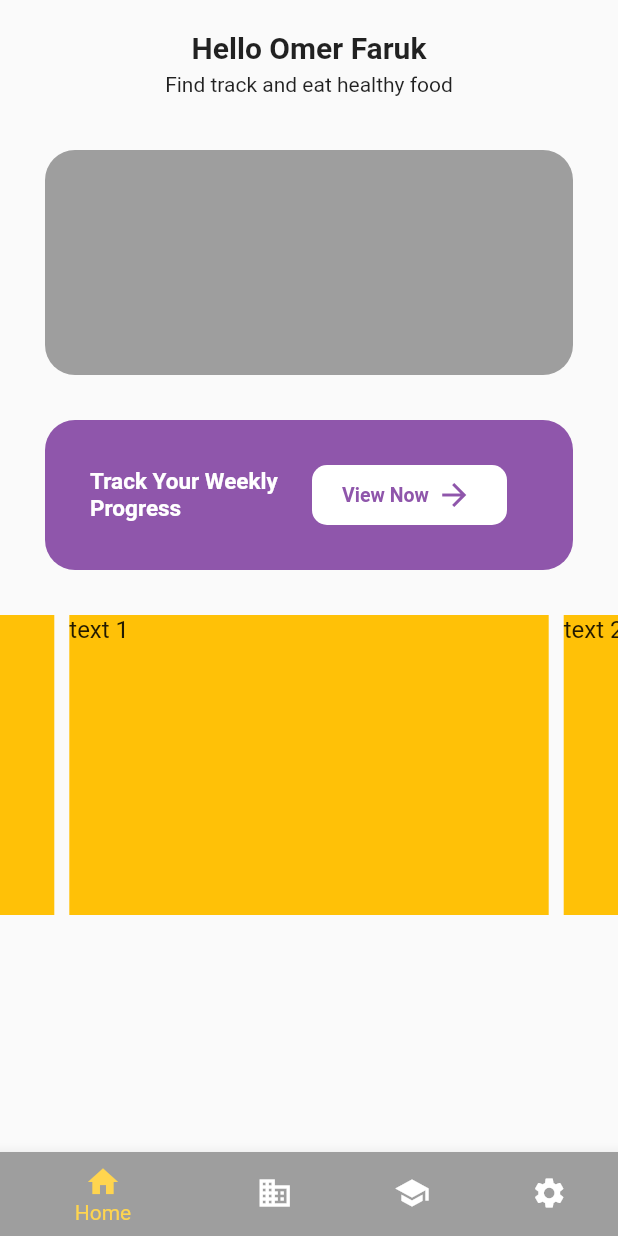
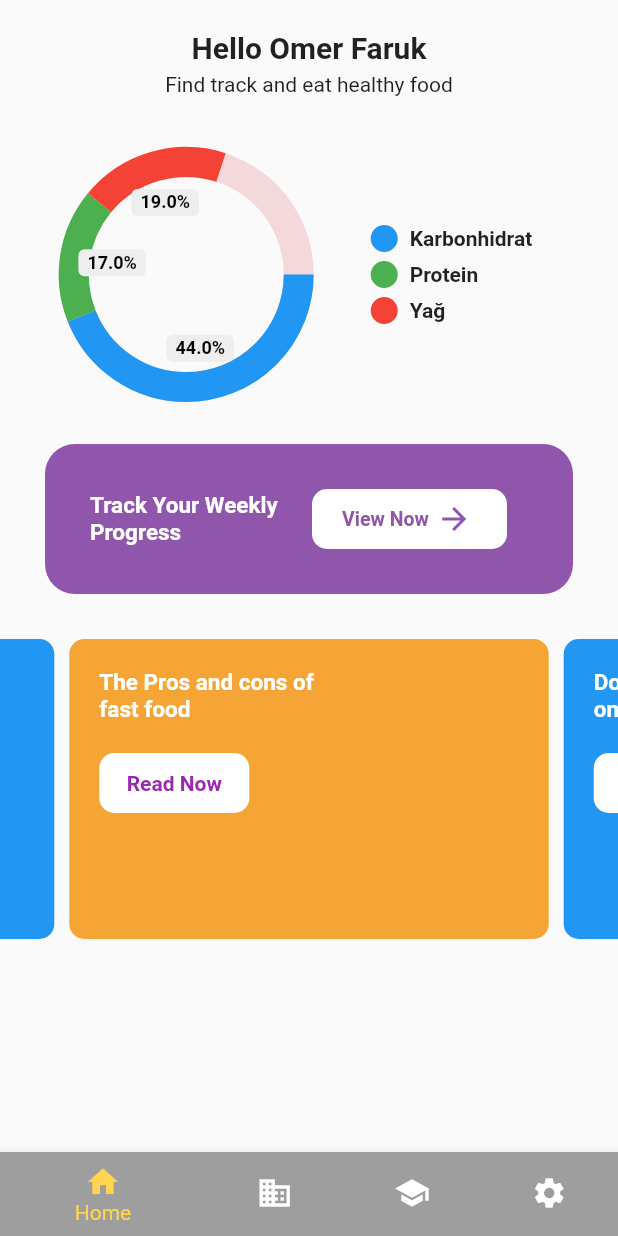
Before and after one commit to sertactoroz/kalorien_tracker_v8, a Flutter app: the MainScreen screen opened directly, on a phone screen of 412 x 824 dp. Run offline on Flutter 3.47's test engine with Material 2 defaults, Android fonts, the phone set to English and light mode, and no system bars; drawn by our look-alikes of carousel_slider, pie_chart; our stand-ins replace animated_splash_screen, audioplayers, card_swiper, lottie, page_transition; missing offline and left inert: dart:ffi; network calls fail.

Commit message:
main_screen updated

```diff
--- a/lib/view/pages/main_screen.dart
+++ b/lib/view/pages/main_screen.dart
@@ -6,18 +6,136 @@ import 'package:flutter/material.dart';
 import 'package:flutter/src/widgets/framework.dart';
 import 'package:flutter/src/widgets/placeholder.dart';
 import 'package:kalorientracker/view/widgets/custom_navbar.dart';
+import 'package:kalorientracker/view/widgets/percent_indicator.dart';
 
 class MainScreen extends StatelessWidget {
   const MainScreen({super.key});
 
   @override
   Widget build(BuildContext context) {
+    List<Widget> ContainerList = [
+      Container(
+        decoration: BoxDecoration(
+          borderRadius: BorderRadius.circular(10),
+          color: Color.fromARGB(255, 244, 165, 54),
+        ),
+        child: Container(
+          padding: EdgeInsets.fromLTRB(20, 20, 0, 0),
+          child: Column(
+            crossAxisAlignment: CrossAxisAlignment.start,
+            children: [
+              Container(
+                width: 150,
+                child: Text(
+                  "The Pros and cons of fast food",
+                  style: TextStyle(
+                      fontSize: 15,
+                      fontWeight: FontWeight.bold,
+                      color: Colors.white),
+                ),
+              ),
+              SizedBox(
+                height: 20,
+              ),
+              Container(
+                width: 100,
+                height: 40,
+                decoration: BoxDecoration(
+                    color: Colors.white,
+                    borderRadius: BorderRadius.circular(10)),
+                child: TextButton(
+                  onPressed: () {},
+                  child: Text(
+                    "Read Now",
+                    style: TextStyle(
+                        color: Colors.purple, fontWeight: FontWeight.bold),
+                  ),
+                ),
+              )
+            ],
+          ),
+        ),
+      ),
+      Container(
+        decoration: BoxDecoration(
+          borderRadius: BorderRadius.circular(10),
+          color: Colors.blue,
+        ),
+        child: Container(
+          padding: EdgeInsets.fromLTRB(20, 20, 0, 0),
+          child: Column(
+            crossAxisAlignment: CrossAxisAlignment.start,
+            children: [
+              Container(
+                width: 150,
+                child: Text(
+                  "Do you want to get online coaching?",
+                  style: TextStyle(
+                      fontSize: 15,
+                      fontWeight: FontWeight.bold,
+                      color: Colors.white),
+                ),
+              ),
+              SizedBox(
+                height: 20,
+              ),
+              Container(
+                width: 100,
+                height: 40,
+                decoration: BoxDecoration(
+                    color: Colors.white,
+                    borderRadius: BorderRadius.circular(10)),
+                child: TextButton(
+                  onPressed: () {},
+                  child: Text(
+                    "Click here",
+                    style: TextStyle(
+                        color: Colors.purple, fontWeight: FontWeight.bold),
+                  ),
+                ),
+              )
+            ],
+          ),
+        ),
+      ),
+    ];
     return Scaffold(
       bottomNavigationBar: CustomNavbar(),
       body: SafeArea(
         child: Column(
           children: [
-            Container(
+            HeaderWidget(),
+            HomePage2(),
+            MiddleWidget(),
+            CarouselSlider(
+              options: CarouselOptions(height: 200.0),
+              items: ContainerList.map((container) {
+                return Builder(
+                  builder: (BuildContext context) {
+                    return Container(
+                      width: MediaQuery.of(context).size.width,
+                      margin: EdgeInsets.symmetric(horizontal: 5.0),
+                      child: container,
+                    );
+                  },
+                );
+              }).toList(),
+            )
+          ],
+        ),
+      ),
+    );
+  }
+}
+
+class HeaderWidget extends StatelessWidget {
+  const HeaderWidget({
+    super.key,
+  });
+
+  @override
+  Widget build(BuildContext context) {
+    return Container(
         padding: EdgeInsets.only(top: 20),
         width: MediaQuery.of(context).size.width,
         height: 100,
@@ -25,25 +143,25 @@ class MainScreen extends StatelessWidget {
           children: [
             Text(
               "Hello Omer Faruk",
-                      style:
-                          TextStyle(fontSize: 20, fontWeight: FontWeight.bold),
+              style: TextStyle(fontSize: 20, fontWeight: FontWeight.bold),
             ),
             SizedBox(
               height: 5,
             ),
             Text("Find track and eat healthy food")
           ],
-                )),
-            Container(
-              margin: EdgeInsets.symmetric(horizontal: 30),
-              width: MediaQuery.of(context).size.width,
-              height: 150,
-              decoration: BoxDecoration(
-                borderRadius: BorderRadius.circular(20),
-                color: Colors.grey,
-              ),
-            ),
-            Container(
+        ));
+  }
+}
+
+class MiddleWidget extends StatelessWidget {
+  const MiddleWidget({
+    super.key,
+  });
+
+  @override
+  Widget build(BuildContext context) {
+    return Container(
       margin: EdgeInsets.symmetric(horizontal: 30, vertical: 30),
       width: MediaQuery.of(context).size.width,
       height: 100,
@@ -52,7 +170,7 @@ class MainScreen extends StatelessWidget {
         color: Color.fromARGB(255, 143, 86, 171),
       ),
       child: Row(
-                children: [
+        children: const [
           SizedBox(
             width: 30,
           ),
@@ -68,7 +186,21 @@ class MainScreen extends StatelessWidget {
           SizedBox(
             width: 10,
           ),
-                  TextButton(
+          CustomButton()
+        ],
+      ),
+    );
+  }
+}
+
+class CustomButton extends StatelessWidget {
+  const CustomButton({
+    super.key,
+  });
+
+  @override
+  Widget build(BuildContext context) {
+    return TextButton(
         onPressed: () {},
         child: Container(
           decoration: BoxDecoration(
@@ -78,7 +210,7 @@ class MainScreen extends StatelessWidget {
           width: 130,
           height: 40,
           child: Row(
-                          children: [
+            children: const [
               SizedBox(
                 width: 20,
               ),
@@ -99,39 +231,6 @@ class MainScreen extends StatelessWidget {
               )
             ],
           ),
-                      ))
-                ],
-              ),
-            ),
-            // Container(
-            //   margin: EdgeInsets.symmetric(horizontal: 30),
-            //   width: MediaQuery.of(context).size.width,
-            //   height: 150,
-            //   decoration: BoxDecoration(
-            //     borderRadius: BorderRadius.circular(20),
-            //     color: Colors.grey,
-            //   ),
-            // ),
-            CarouselSlider(
-              options: CarouselOptions(height: 200.0),
-              items: [1, 2, 3, 4, 5].map((i) {
-                return Builder(
-                  builder: (BuildContext context) {
-                    return Container(
-                        width: MediaQuery.of(context).size.width,
-                        margin: EdgeInsets.symmetric(horizontal: 5.0),
-                        decoration: BoxDecoration(color: Colors.amber),
-                        child: Text(
-                          'text $i',
-                          style: TextStyle(fontSize: 16.0),
         ));
-                  },
-                );
-              }).toList(),
-            )
-          ],
-        ),
-      ),
-    );
   }
 }
```
Lines whose indentation alone changed are shown as unchanged.
